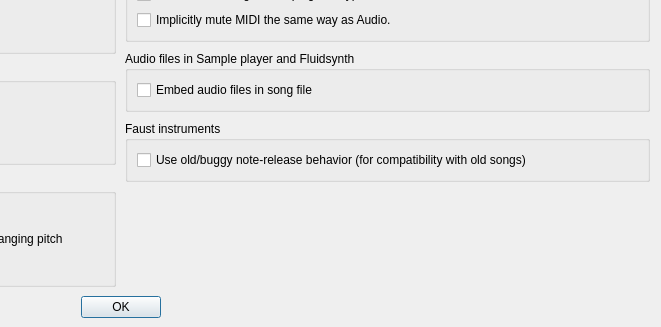
This is Qt/qt4_song_properties.ui in kmatheussen/radium as Qt 5 draws it before an edit; both pictures show x 420 to 1081 and y 233 to 560 of the 1081 by 560 pixel window. The edited form follows.
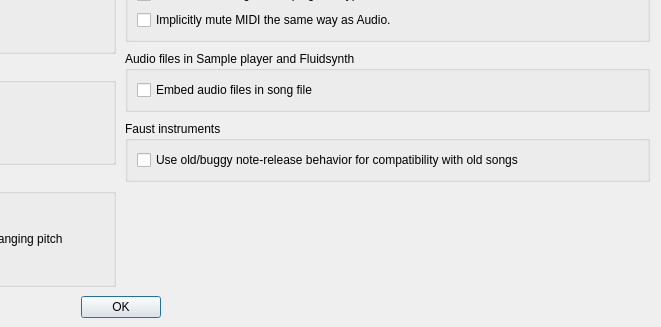
This is the edited form.

Diff of the .ui file:
```diff
--- a/Qt/qt4_song_properties.ui
+++ b/Qt/qt4_song_properties.ui
@@ -293,7 +293,7 @@
           <item>
            <widget class="QCheckBox" name="faust_old_buggy_release">
             <property name="text">
-             <string>Use old/buggy note-release behavior (for compatibility with old songs)</string>
+             <string>Use old/buggy note-release behavior for compatibility with old songs</string>
             </property>
            </widget>
           </item>
```
